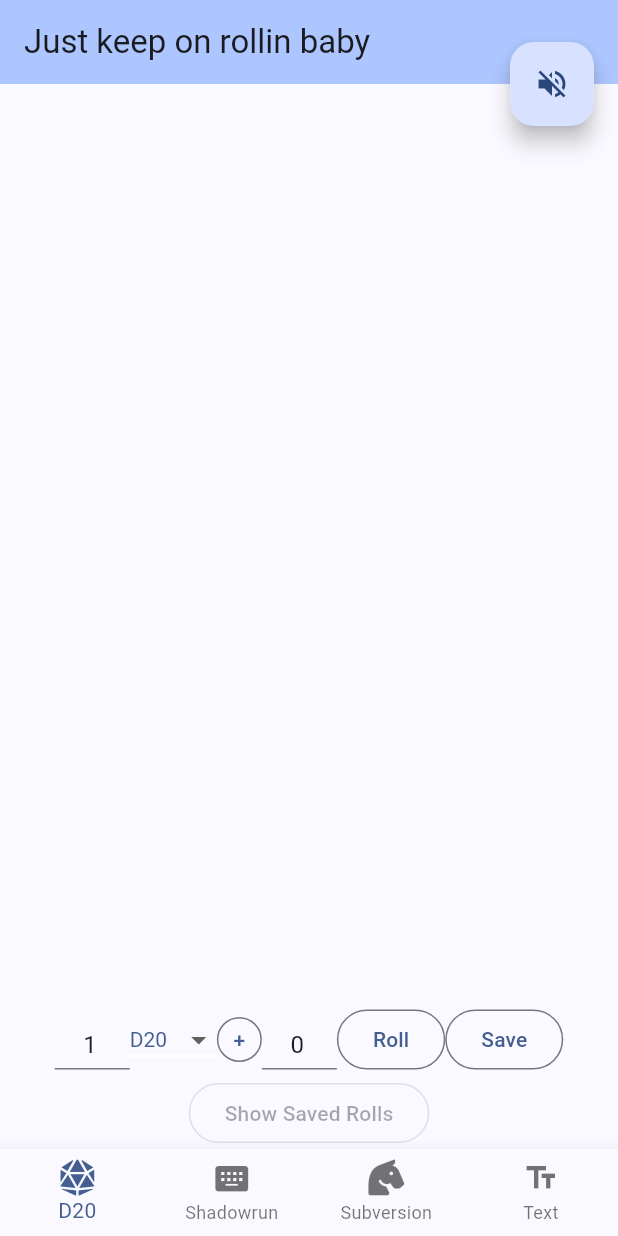
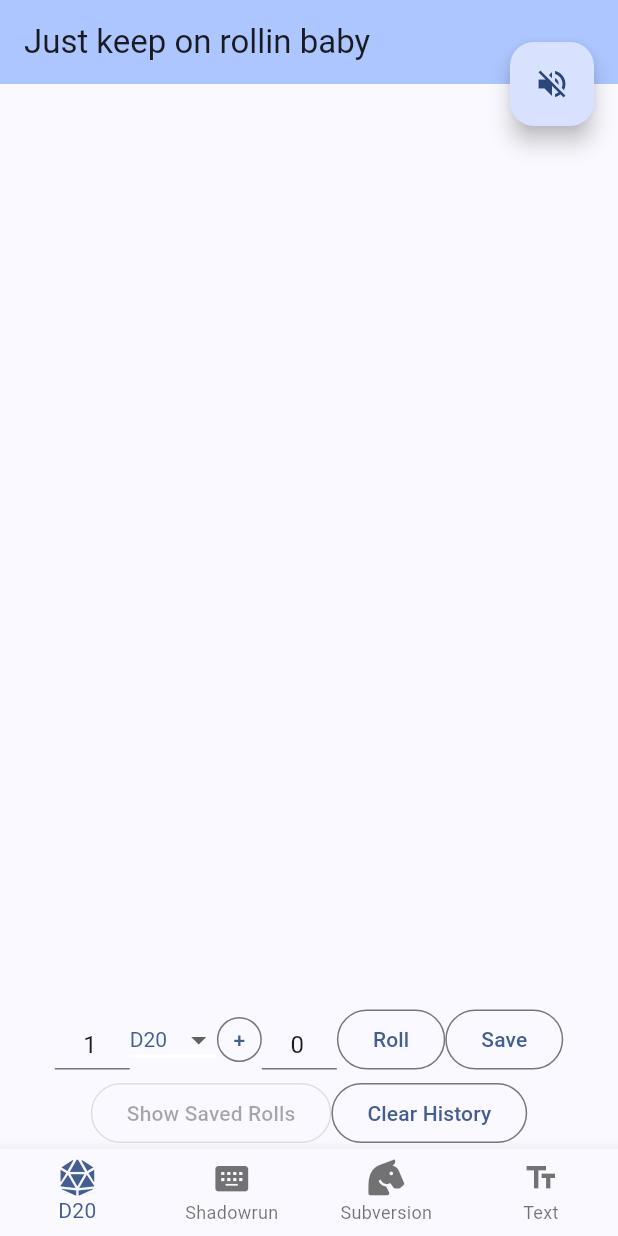
Before and after one commit to draffapps/draff-roller, a Flutter app: the screen it shows after launch, on a phone screen of 412 x 824 dp. Run offline on Flutter 3.47's test engine with Material 2 defaults, Android fonts, the light colour scheme and no system bars; our stand-ins replace flutter_tts, shared_preferences; missing offline and left inert: dart_dice_parser.

Commit message:
Added a clear history button.

```diff
--- a/lib/d20/d20_controller.dart
+++ b/lib/d20/d20_controller.dart
@@ -8,8 +8,10 @@ import 'package:shared_preferences/shared_preferences.dart';
 import '../saved_roll.dart';
 
 class D20Roller extends StatefulWidget {
-  const D20Roller({super.key, required this.addToHistory});
+  const D20Roller(
+      {super.key, required this.addToHistory, required this.clearHistory});
   final Function(Wrap, String) addToHistory;
+  final Function() clearHistory;
 
   @override
   State<D20Roller> createState() => _D20RollerState();
@@ -339,12 +341,20 @@ class _D20RollerState extends State<D20Roller> {
                 ],
               ),
             )),
+        Row(mainAxisAlignment: MainAxisAlignment.center, children: [
           Semantics(
             label: 'Show Saved Rolls Button',
             child: OutlinedButton(
                 onPressed: savedRolls.isEmpty ? null : _savedRollsDialog,
                 child: const Text('Show Saved Rolls')),
           ),
+          Semantics(
+            label: 'Clear History Button',
+            child: OutlinedButton(
+                onPressed: widget.clearHistory,
+                child: const Text('Clear History')),
+          ),
+        ])
       ],
     );
   }
--- a/lib/main.dart
+++ b/lib/main.dart
@@ -202,22 +202,32 @@
     }
   }
 
+  void _clearHistory() async {
+    setState(() {
+      history.clear();
+    });
+  }
+
   @override
   Widget build(BuildContext context) {
     Widget rollWidget;
 
     switch (currentRoller) {
       case 1:
-        rollWidget = Shadowrun5Roller(addToHistory: _addToHistory);
+        rollWidget = Shadowrun5Roller(
+            addToHistory: _addToHistory, clearHistory: _clearHistory);
         break;
       case 2:
-        rollWidget = SubversionRoller(addToHistory: _addToHistory);
+        rollWidget = SubversionRoller(
+            addToHistory: _addToHistory, clearHistory: _clearHistory);
         break;
       case 3:
-        rollWidget = TextController(addToHistory: _addToHistory);
+        rollWidget = TextController(
+            addToHistory: _addToHistory, clearHistory: _clearHistory);
         break;
       default:
-        rollWidget = D20Roller(addToHistory: _addToHistory);
+        rollWidget =
+            D20Roller(addToHistory: _addToHistory, clearHistory: _clearHistory);
     }
 
     return Scaffold(
```
Also changed, not shown: lib/shadowrun/shadowrun5_controls.dart (+11 -2 lines), lib/subversion/subversion_controller.dart (+11 -1 lines), lib/text/text_controller.dart (+11 -1 lines). Lines whose indentation alone changed are shown as unchanged.
